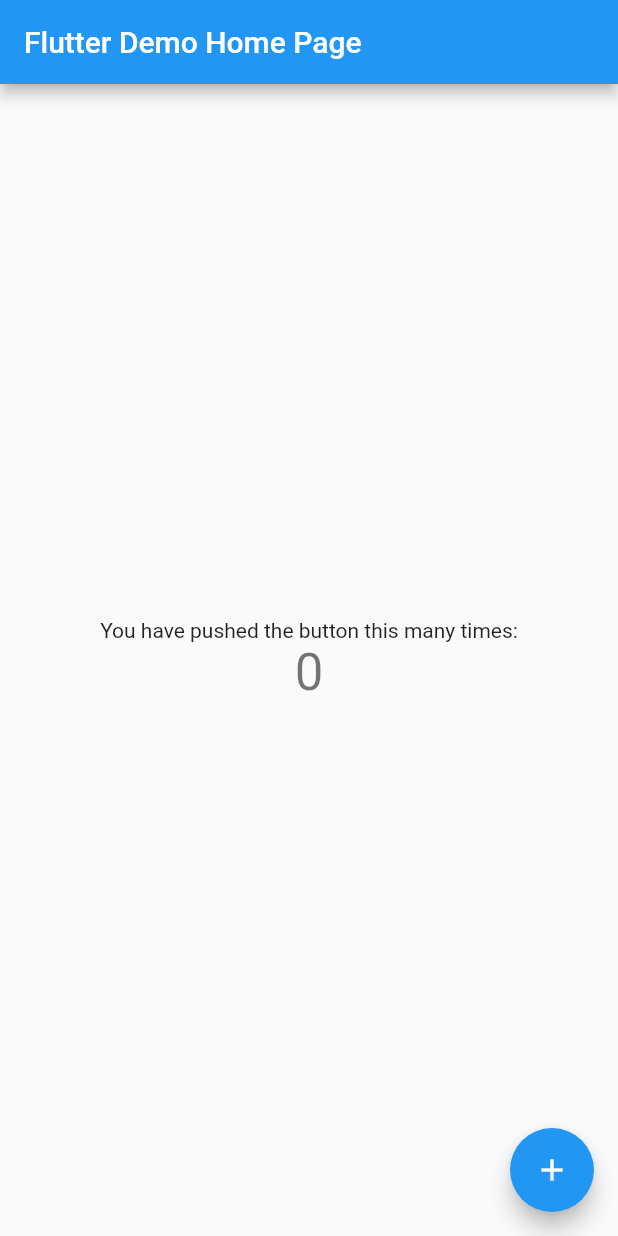
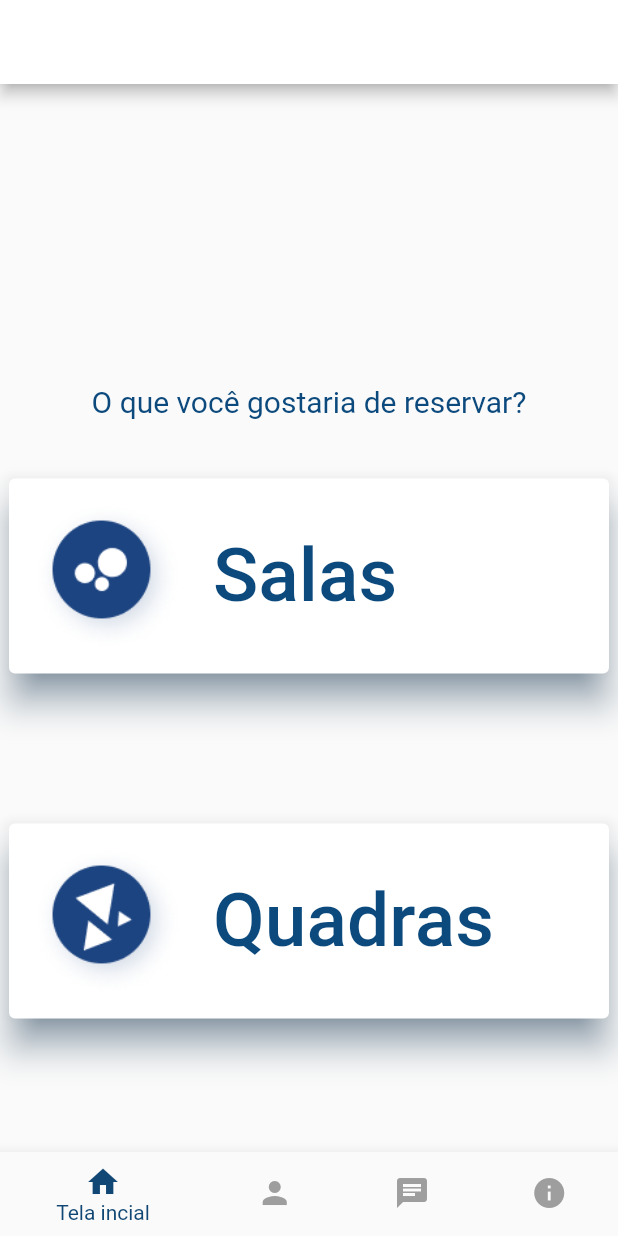
Before and after one commit to Lucasdvs10/Maua-Reservation, a Flutter app: the screen it shows after launch, on a phone screen of 412 x 824 dp. Run offline on Flutter 3.47's test engine with Material 2 defaults, Android fonts, the phone set to English and light mode, and no system bars; missing offline and left inert: dart:html; Roboto replaces fonts that are missing (abel).

Commit message:
Merge manual nas branchs pq tava tudo bugado

```diff
--- a/projeto_maua_reservation/lib/main.dart
+++ b/projeto_maua_reservation/lib/main.dart
@@ -1,115 +1,6 @@
 import 'package:flutter/material.dart';
+import 'package:projeto_maua_reservation/reservation_app.dart';
 
 void main() {
-  runApp(const MyApp());
+  runApp(const ReservationApp());
 }
-
-class MyApp extends StatelessWidget {
-  const MyApp({Key? key}) : super(key: key);
-
-  // This widget is the root of your application.
-  @override
-  Widget build(BuildContext context) {
-    return MaterialApp(
-      title: 'Flutter Demo',
-      theme: ThemeData(
-        // This is the theme of your application.
-        //
-        // Try running your application with "flutter run". You'll see the
-        // application has a blue toolbar. Then, without quitting the app, try
-        // changing the primarySwatch below to Colors.green and then invoke
-        // "hot reload" (press "r" in the console where you ran "flutter run",
-        // or simply save your changes to "hot reload" in a Flutter IDE).
-        // Notice that the counter didn't reset back to zero; the application
-        // is not restarted.
-        primarySwatch: Colors.blue,
-      ),
-      home: const MyHomePage(title: 'Flutter Demo Home Page'),
-    );
-  }
-}
-
-class MyHomePage extends StatefulWidget {
-  const MyHomePage({Key? key, required this.title}) : super(key: key);
-
-  // This widget is the home page of your application. It is stateful, meaning
-  // that it has a State object (defined below) that contains fields that affect
-  // how it looks.
-
-  // This class is the configuration for the state. It holds the values (in this
-  // case the title) provided by the parent (in this case the App widget) and
-  // used by the build method of the State. Fields in a Widget subclass are
-  // always marked "final".
-
-  final String title;
-
-  @override
-  State<MyHomePage> createState() => _MyHomePageState();
-}
-
-class _MyHomePageState extends State<MyHomePage> {
-  int _counter = 0;
-
-  void _incrementCounter() {
-    setState(() {
-      // This call to setState tells the Flutter framework that something has
-      // changed in this State, which causes it to rerun the build method below
-      // so that the display can reflect the updated values. If we changed
-      // _counter without calling setState(), then the build method would not be
-      // called again, and so nothing would appear to happen.
-      _counter++;
-    });
-  }
-
-  @override
-  Widget build(BuildContext context) {
-    // This method is rerun every time setState is called, for instance as done
-    // by the _incrementCounter method above.
-    //
-    // The Flutter framework has been optimized to make rerunning build methods
-    // fast, so that you can just rebuild anything that needs updating rather
-    // than having to individually change instances of widgets.
-    return Scaffold(
-      appBar: AppBar(
-        // Here we take the value from the MyHomePage object that was created by
-        // the App.build method, and use it to set our appbar title.
-        title: Text(widget.title),
-      ),
-      body: Center(
-        // Center is a layout widget. It takes a single child and positions it
-        // in the middle of the parent.
-        child: Column(
-          // Column is also a layout widget. It takes a list of children and
-          // arranges them vertically. By default, it sizes itself to fit its
-          // children horizontally, and tries to be as tall as its parent.
-          //
-          // Invoke "debug painting" (press "p" in the console, choose the
-          // "Toggle Debug Paint" action from the Flutter Inspector in Android
-          // Studio, or the "Toggle Debug Paint" command in Visual Studio Code)
-          // to see the wireframe for each widget.
-          //
-          // Column has various properties to control how it sizes itself and
-          // how it positions its children. Here we use mainAxisAlignment to
-          // center the children vertically; the main axis here is the vertical
-          // axis because Columns are vertical (the cross axis would be
-          // horizontal).
-          mainAxisAlignment: MainAxisAlignment.center,
-          children: <Widget>[
-            const Text(
-              'You have pushed the button this many times:',
-            ),
-            Text(
-              '$_counter',
-              style: Theme.of(context).textTheme.headline4,
-            ),
-          ],
-        ),
-      ),
-      floatingActionButton: FloatingActionButton(
-        onPressed: _incrementCounter,
-        tooltip: 'Increment',
-        child: const Icon(Icons.add),
-      ), // This trailing comma makes auto-formatting nicer for build methods.
-    );
-  }
-}
--- /dev/null
+++ b/projeto_maua_reservation/lib/reservation_app.dart
@@ -0,0 +1,20 @@
+import 'package:flutter/material.dart';
+import 'package:projeto_maua_reservation/tela_mae.dart';
+
+import 'login_page.dart';
+
+class ReservationApp extends StatelessWidget {
+  const ReservationApp({Key? key}) : super(key: key);
+
+  @override
+  Widget build(BuildContext context) {
+    return MaterialApp(
+      debugShowCheckedModeBanner: false,
+      title: 'Login',
+      theme: ThemeData(
+        appBarTheme: const AppBarTheme(color: Colors.white),
+      ),
+      home: const TelaMae(),
+    );
+  }
+}
--- /dev/null
+++ b/projeto_maua_reservation/lib/tela_mae.dart
@@ -0,0 +1,56 @@
+import 'package:flutter/material.dart';
+import 'package:projeto_maua_reservation/tela_quadra_ou_sala.dart';
+
+class TelaMae extends StatefulWidget {
+  const TelaMae({Key? key}) : super(key: key);
+
+  @override
+  State<TelaMae> createState() => _TelaMaeState();
+}
+
+class _TelaMaeState extends State<TelaMae> {
+  int currentPageIndex = 0;
+
+  final screensList = [
+    //aqui a gente coloca cada página referente à um item na navigation bar
+    TelaEscolherQuadraOuSala(),
+    Text("Goodbye"),
+    Text("Fare well"),
+    Text("So long"),
+  ];
+
+  @override
+  Widget build(BuildContext context) {
+    return Scaffold(
+      body: screensList[currentPageIndex],
+      bottomNavigationBar: BarraInferior(),
+    );
+  }
+
+  BottomNavigationBar BarraInferior() => BottomNavigationBar(
+        onTap: (value) {
+          setState(() {
+            currentPageIndex = value;
+          });
+        },
+        items: const <BottomNavigationBarItem>[
+          BottomNavigationBarItem(
+              icon: Icon(
+                Icons.home,
+              ),
+              label: "Tela incial"),
+          BottomNavigationBarItem(
+            icon: Icon(Icons.person),
+            label: "Perfil",
+          ),
+          BottomNavigationBarItem(
+              icon: Icon(Icons.chat), label: "Solicitações"),
+          BottomNavigationBarItem(icon: Icon(Icons.info), label: "Sobre nós")
+        ],
+        showUnselectedLabels: false,
+        showSelectedLabels: true,
+        selectedItemColor: const Color.fromARGB(255, 16, 71, 116),
+        unselectedItemColor: Colors.grey,
+        currentIndex: currentPageIndex,
+      );
+}
--- /dev/null
+++ b/projeto_maua_reservation/lib/tela_quadra_ou_sala.dart
@@ -0,0 +1,66 @@
+import 'package:flutter/material.dart';
+
+class TelaEscolherQuadraOuSala extends StatelessWidget {
+  TelaEscolherQuadraOuSala({Key? key}) : super(key: key);
+  @override
+  Widget build(BuildContext context) {
+    return Scaffold(
+      appBar: AppBar(title: Text("Place holder")),
+      body: Center(
+          child: Column(
+        children: [
+          const SizedBox(
+            height: 200,
+          ),
+          Text("O que você gostaria de reservar?",
+              style: const TextStyle(
+                  fontSize: 20,
+                  color: Color.fromARGB(255, 12, 74, 126),
+                  fontFamily: "abel")),
+          SizedBox(height: 40),
+          BotaoGrandeComIcone("Salas", () {
+            print("Indo para a página de salas");
+          }, 'assets/images/Circulos.png'),
+          SizedBox(height: 100),
+          BotaoGrandeComIcone("Quadras", () {
+            print("Indo para a tela das quadras");
+          }, 'assets/images/Triangulos.png')
+        ],
+      )),
+    );
+  }
+
+  ElevatedButton BotaoGrandeComIcone(
+      String label, void Function() callbackFunction, String iconPath) {
+    return ElevatedButton(
+      onPressed: callbackFunction,
+      style: ButtonStyle(
+          maximumSize: MaterialStateProperty.all<Size?>(const Size(400, 130)),
+          minimumSize: MaterialStateProperty.all<Size?>(const Size(400, 130)),
+          elevation: MaterialStateProperty.all<double?>(10),
+          shadowColor: MaterialStateProperty.all<Color?>(
+              Color.fromARGB(255, 12, 74, 126)),
+          backgroundColor: MaterialStateProperty.all<Color?>(Colors.white)),
+      child: Row(
+        mainAxisSize: MainAxisSize.max,
+        children: [
+          Container(
+            width: 100,
+            height: 100,
+            alignment: Alignment.center,
+            decoration: BoxDecoration(
+                image: DecorationImage(image: AssetImage(iconPath))),
+          ),
+          const SizedBox(
+            width: 20,
+          ),
+          Text(
+            label,
+            style: const TextStyle(
+                fontSize: 50, color: Color.fromARGB(255, 12, 74, 126)),
+          )
+        ],
+      ),
+    );
+  }
+}
--- a/projeto_maua_reservation/pubspec.yaml
+++ b/projeto_maua_reservation/pubspec.yaml
@@ -58,9 +58,9 @@
   uses-material-design: true
 
   # To add assets to your application, add an assets section, like this:
-  # assets:
-  #   - images/a_dot_burr.jpeg
-  #   - images/a_dot_ham.jpeg
+  assets:
+    - assets/images/
+
 
   # An image asset can refer to one or more resolution-specific "variants", see
   # https://flutter.dev/assets-and-images/#resolution-aware
```
Also changed, not shown: projeto_maua_reservation/lib/login_page.dart (added, +85 -0 lines), projeto_maua_reservation/lib/widgets/botao_generico.dart (added, +99 -0 lines), projeto_maua_reservation/assets/images/Circulos.png (added), projeto_maua_reservation/assets/images/Triangulos.png (added), projeto_maua_reservation/assets/images/top_login.png (added), 1 other file.
